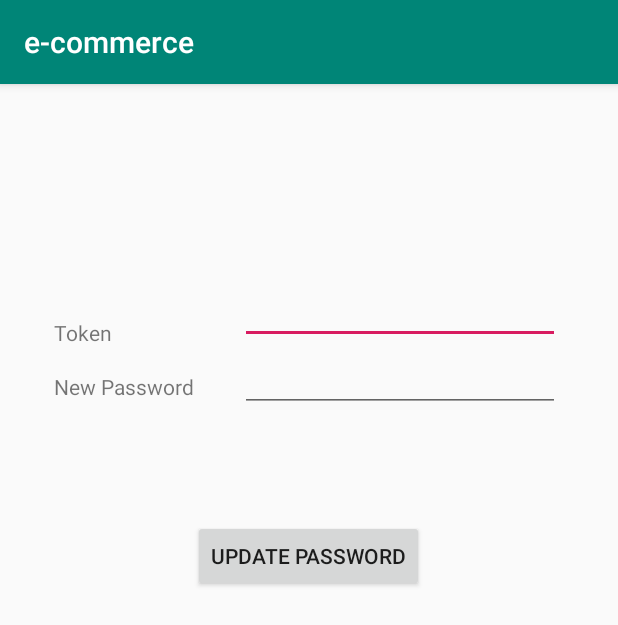
After one commit to ahmedshakshak/e-commerce, an Android app: the UpdatePasswordActivity screen opened directly, with no data from a screen before it, on a phone screen of 412 x 824 dp. The commit adds this screen. Shown: the top 625 px of the screen. Run offline under Robolectric (Android 15) with nearby library versions, the phone set to English and light mode, and no system bars; our stand-ins replace Volley; network calls fail.

Commit message:
added reset password facility

```diff
--- a/e-commerce android/app/src/main/AndroidManifest.xml
+++ b/e-commerce android/app/src/main/AndroidManifest.xml
@@ -15,6 +15,8 @@
         <activity android:name=".RegisterActivity"></activity>
         <activity android:name=".LoginActivity"></activity>
         <activity android:name=".ProductActivity"></activity>
+        <activity android:name=".UpdatePasswordActivity"></activity>
+        <activity android:name=".ResetPasswordActivity"></activity>
         <activity android:name=".MainActivity" >
             <intent-filter>
                 <action android:name="android.intent.action.MAIN" />
--- a/e-commerce android/app/src/main/res/layout/login.xml
+++ b/e-commerce android/app/src/main/res/layout/login.xml
@@ -64,7 +64,7 @@
         android:layout_width="wrap_content"
         android:layout_height="wrap_content"
         android:layout_marginTop="16dp"
-        android:text="Forget Password"
+        android:text="Forget Passssword"
         app:layout_constraintEnd_toEndOf="parent"
         app:layout_constraintStart_toStartOf="parent"
         app:layout_constraintTop_toBottomOf="@+id/button_login" />
--- /dev/null
+++ b/e-commerce android/app/src/main/res/layout/update_password.xml
@@ -0,0 +1,62 @@
+<?xml version="1.0" encoding="utf-8"?>
+<androidx.constraintlayout.widget.ConstraintLayout xmlns:android="http://schemas.android.com/apk/res/android"
+    xmlns:app="http://schemas.android.com/apk/res-auto"
+    xmlns:tools="http://schemas.android.com/tools"
+    android:id="@+id/linearLayout3"
+    android:layout_width="match_parent"
+    android:layout_height="match_parent"
+    android:orientation="vertical">
+
+    <TextView
+        android:id="@+id/textView_token"
+        android:layout_width="wrap_content"
+        android:layout_height="wrap_content"
+        android:layout_marginStart="36dp"
+        android:layout_marginLeft="36dp"
+        android:layout_marginTop="156dp"
+        android:text="Token"
+        app:layout_constraintStart_toStartOf="parent"
+        app:layout_constraintTop_toTopOf="parent" />
+
+    <TextView
+        android:id="@+id/textView_new_password"
+        android:layout_width="wrap_content"
+        android:layout_height="wrap_content"
+        android:layout_marginTop="36dp"
+        android:text="New Password"
+        app:layout_constraintStart_toStartOf="@+id/textView_token"
+        app:layout_constraintTop_toTopOf="@+id/textView_token" />
+
+    <EditText
+        android:id="@+id/editText_token"
+        android:layout_width="wrap_content"
+        android:layout_height="wrap_content"
+        android:layout_marginStart="160dp"
+        android:layout_marginLeft="160dp"
+        android:layout_marginTop="128dp"
+        android:ems="10"
+        android:inputType="textPersonName"
+        app:layout_constraintStart_toStartOf="parent"
+        app:layout_constraintTop_toTopOf="parent" />
+
+    <EditText
+        android:id="@+id/editText_new_password"
+        android:layout_width="wrap_content"
+        android:layout_height="wrap_content"
+        android:ems="10"
+        android:inputType="textPassword"
+        app:layout_constraintStart_toStartOf="@+id/editText_token"
+        app:layout_constraintTop_toBottomOf="@+id/editText_token" />
+
+    <Button
+        android:id="@+id/button_update_password"
+        android:layout_width="wrap_content"
+        android:layout_height="wrap_content"
+        android:layout_marginTop="72dp"
+        android:text="Update Password"
+        app:layout_constraintEnd_toEndOf="parent"
+        app:layout_constraintHorizontal_bias="0.498"
+        app:layout_constraintStart_toStartOf="parent"
+        app:layout_constraintTop_toBottomOf="@+id/editText_new_password" />
+
+</androidx.constraintlayout.widget.ConstraintLayout>
```
Also changed, not shown: e-commerce android/app/src/main/java/com/example/e_commerce/Constants.java (+5 -3 lines), e-commerce android/app/src/main/java/com/example/e_commerce/HTTP.java (+30 -2 lines), e-commerce android/app/src/main/java/com/example/e_commerce/LoginActivity.java (+17 -8 lines), e-commerce android/app/src/main/java/com/example/e_commerce/MainActivity.java (+5 -7 lines), e-commerce android/app/src/main/java/com/example/e_commerce/RegisterActivity.java (+4 -4 lines), e-commerce android/app/src/main/java/com/example/e_commerce/ResetPasswordActivity.java (added, +57 -0 lines), e-commerce android/app/src/main/java/com/example/e_commerce/UpdatePasswordActivity.java (added, +62 -0 lines), e-commerce android/app/src/main/res/layout/reset_password.xml (added, +43 -0 lines), 2 other files.
